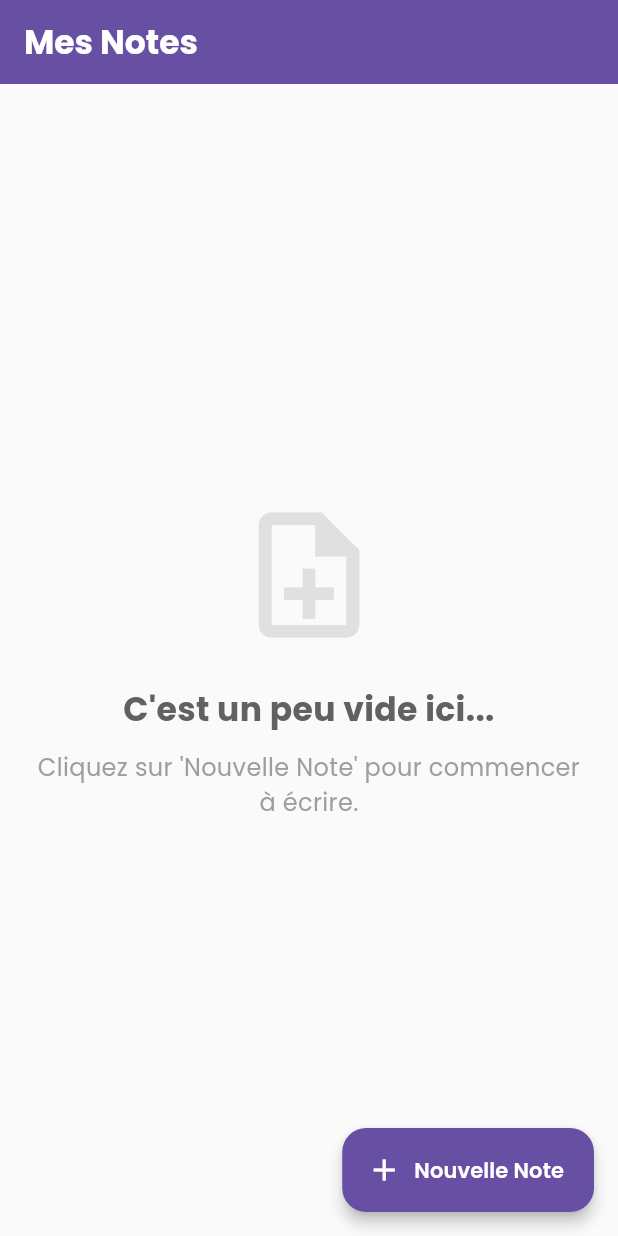
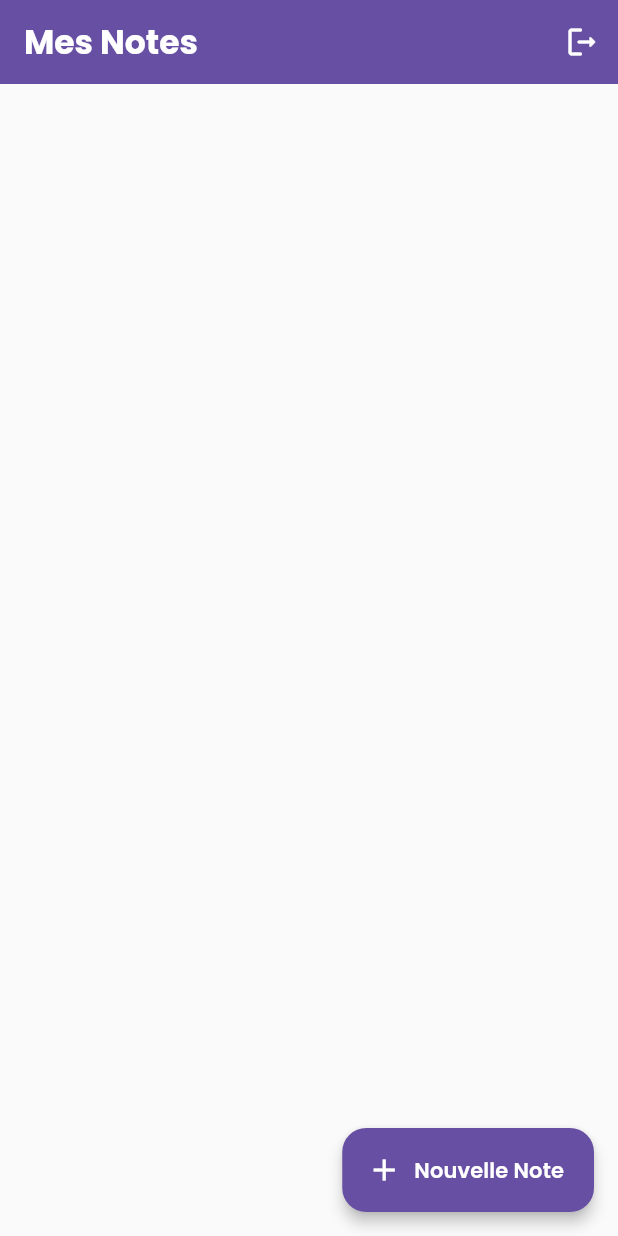
Before and after one commit to pjderson-dev/dclic_activite_6, a Flutter app: the NotesListPage screen opened directly, on a phone screen of 412 x 824 dp. Run offline on Flutter 3.47's test engine with Material 3 defaults, Android fonts, the light colour scheme and no system bars; our stand-ins replace google_fonts, sqflite; accounts and stored records are empty.

Commit message:
add a deconnection button

```diff
--- a/lib/notes_list_page.dart
+++ b/lib/notes_list_page.dart
@@ -1,6 +1,7 @@
 import 'package:flutter/material.dart';
-import 'package:google_fonts/google_fonts.dart'; // Importation de Google Fonts
+import 'package:google_fonts/google_fonts.dart';
 import 'database_helper.dart';
+import 'login_page.dart'; // NOUVEAU : Importation de la page de connexion
 import 'note_edit_page.dart';
 
 class NotesListPage extends StatefulWidget {
@@ -27,13 +28,10 @@ class _NotesListPageState extends State<NotesListPage> {
   }
 
   void _navigateToEditPage({int? noteId}) async {
-    // On attend le retour de la page d'édition pour rafraîchir la liste
     final result = await Navigator.push(
       context,
       MaterialPageRoute(builder: (context) => NoteEditPage(noteId: noteId)),
     );
-
-    // Si la page d'édition a renvoyé "true" (signifiant qu'une note a été sauvegardée ou modifiée), on rafraîchit.
     if (result == true) {
       _refreshNotesList();
     }
@@ -41,39 +39,43 @@ class _NotesListPageState extends State<NotesListPage> {
 
   void _deleteNote(int id) async {
     await dbHelper.deleteNote(id);
-    _refreshNotesList(); // Rafraîchit la liste pour enlever la note supprimée
-
+    _refreshNotesList();
     if (mounted) {
       ScaffoldMessenger.of(context).showSnackBar(
         SnackBar(
           content: Text('Note supprimée avec succès', style: GoogleFonts.poppins()),
-          backgroundColor: Colors.green, // Feedback positif
+          backgroundColor: Colors.green,
         ),
       );
     }
   }
 
-  // --- Dialogue de confirmation stylisé ---
   void _showDeleteConfirmationDialog(int noteId, String noteTitle) {
+    // ... (code inchangé pour la suppression)
+  }
+
+  // NOUVEAU : Méthode pour gérer la déconnexion
+  void _logout() {
+    // pushAndRemoveUntil supprime toutes les routes précédentes.
+    // L'utilisateur ne pourra pas revenir en arrière à la liste de notes.
+    Navigator.of(context).pushAndRemoveUntil(
+      MaterialPageRoute(builder: (context) => const LoginPage()),
+      (Route<dynamic> route) => false,
+    );
+  }
+
+  // NOUVEAU : Méthode pour afficher le dialogue de confirmation de déconnexion
+  void _showLogoutConfirmationDialog() {
     final theme = Theme.of(context);
     showDialog(
       context: context,
       builder: (BuildContext context) {
         return AlertDialog(
           shape: RoundedRectangleBorder(borderRadius: BorderRadius.circular(16)),
-          title: Text('Confirmer la suppression', style: GoogleFonts.poppins(fontWeight: FontWeight.bold)),
-          content: RichText(
-            text: TextSpan(
-              style: GoogleFonts.poppins(color: Colors.black87, fontSize: 16),
-              children: [
-                const TextSpan(text: 'Voulez-vous vraiment supprimer la note '),
-                TextSpan(
-                  text: '"$noteTitle"',
-                  style: const TextStyle(fontWeight: FontWeight.bold),
-                ),
-                const TextSpan(text: ' ?'),
-              ],
-            ),
+          title: Text('Déconnexion', style: GoogleFonts.poppins(fontWeight: FontWeight.bold)),
+          content: Text(
+            'Êtes-vous sûr de vouloir vous déconnecter ?',
+            style: GoogleFonts.poppins(color: Colors.black87, fontSize: 16),
           ),
           actions: <Widget>[
             TextButton(
@@ -82,15 +84,15 @@ class _NotesListPageState extends State<NotesListPage> {
             ),
             ElevatedButton(
               onPressed: () {
-                Navigator.of(context).pop();
-                _deleteNote(noteId);
+                Navigator.of(context).pop(); // Ferme le dialogue
+                _logout(); // Appelle la méthode de déconnexion
               },
               style: ElevatedButton.styleFrom(
-                backgroundColor: Colors.redAccent,
+                backgroundColor: theme.primaryColor,
                 foregroundColor: Colors.white,
                 shape: RoundedRectangleBorder(borderRadius: BorderRadius.circular(8)),
               ),
-              child: Text('Supprimer', style: GoogleFonts.poppins()),
+              child: Text('Déconnexion', style: GoogleFonts.poppins()),
             ),
           ],
         );
@@ -101,9 +103,8 @@ class _NotesListPageState extends State<NotesListPage> {
   @override
   Widget build(BuildContext context) {
     final theme = Theme.of(context);
-
     return Scaffold(
-      backgroundColor: Colors.grey[50], // Cohérence du fond
+      backgroundColor: Colors.grey[50],
       appBar: AppBar(
         title: Text(
           "Mes Notes",
@@ -111,9 +112,18 @@ class _NotesListPageState extends State<NotesListPage> {
         ),
         backgroundColor: theme.primaryColor,
         elevation: 2,
-        automaticallyImplyLeading: false, // Cache toujours le bouton retour
+        automaticallyImplyLeading: false,
+        // NOUVEAU : Bouton de déconnexion dans l'AppBar
+        actions: [
+          IconButton(
+            icon: const Icon(Icons.logout_rounded, color: Colors.white),
+            tooltip: 'Déconnexion',
+            onPressed: _showLogoutConfirmationDialog, // Appelle le dialogue
+          ),
+        ],
       ),
       body: FutureBuilder<List<Map<String, dynamic>>>(
+        // ... (corps du widget inchangé)
         future: _notesFuture,
         builder: (context, snapshot) {
           if (snapshot.connectionState == ConnectionState.waiting) {
@@ -123,7 +133,6 @@ class _NotesListPageState extends State<NotesListPage> {
             return Center(child: Text("Erreur: ${snapshot.error}"));
           }
           if (!snapshot.hasData || snapshot.data!.isEmpty) {
-            // --- État vide amélioré ---
             return _buildEmptyState();
           }
 
@@ -138,7 +147,6 @@ class _NotesListPageState extends State<NotesListPage> {
               final title = note['title'] as String? ?? 'Sans titre';
               final content = note['content'] as String? ?? 'Pas de contenu';
 
-              // --- Carte de note stylisée ---
               return Card(
                 elevation: 3,
                 margin: const EdgeInsets.symmetric(vertical: 6.0, horizontal: 8.0),
@@ -181,42 +189,9 @@ class _NotesListPageState extends State<NotesListPage> {
     );
   }
 
-  // --- Widget pour l'état vide ---
+  // ... (widget _buildEmptyState inchangé)
   Widget _buildEmptyState() {
-    final theme = Theme.of(context);
-    return Center(
-      child: Padding(
-        padding: const EdgeInsets.all(24.0),
-        child: Column(
-          mainAxisAlignment: MainAxisAlignment.center,
-          children: [
-            Icon(
-              Icons.note_add_outlined,
-              size: 100,
-              color: Colors.grey[300],
-            ),
-            const SizedBox(height: 24),
-            Text(
-              "C'est un peu vide ici...",
-              textAlign: TextAlign.center,
-              style: GoogleFonts.poppins(
-                fontSize: 22,
-                fontWeight: FontWeight.bold,
-                color: Colors.grey[700],
-              ),
-            ),
-            const SizedBox(height: 12),
-            Text(
-              "Cliquez sur 'Nouvelle Note' pour commencer à écrire.",
-              textAlign: TextAlign.center,
-              style: GoogleFonts.poppins(
-                fontSize: 16,
-                color: Colors.grey[500],
-              ),
-            ),
-          ],
-        ),
-      ),
-    );
+     // ...
+    return Container(); // Placeholder, le code est dans votre fichier
   }
 }
```
